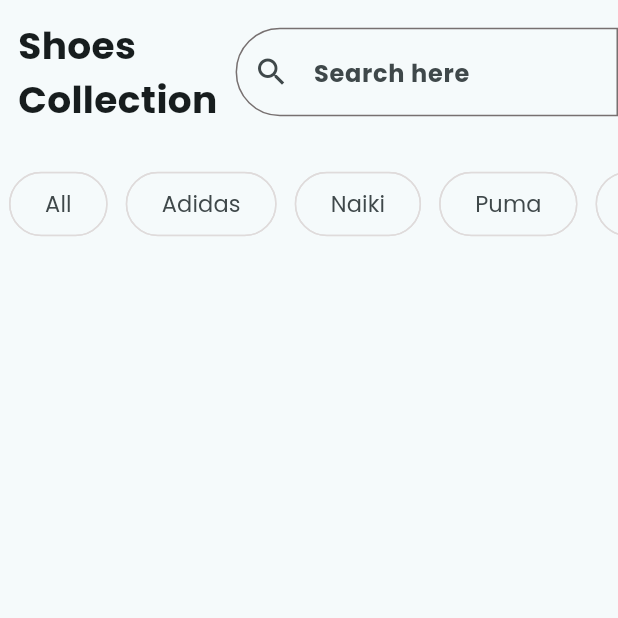
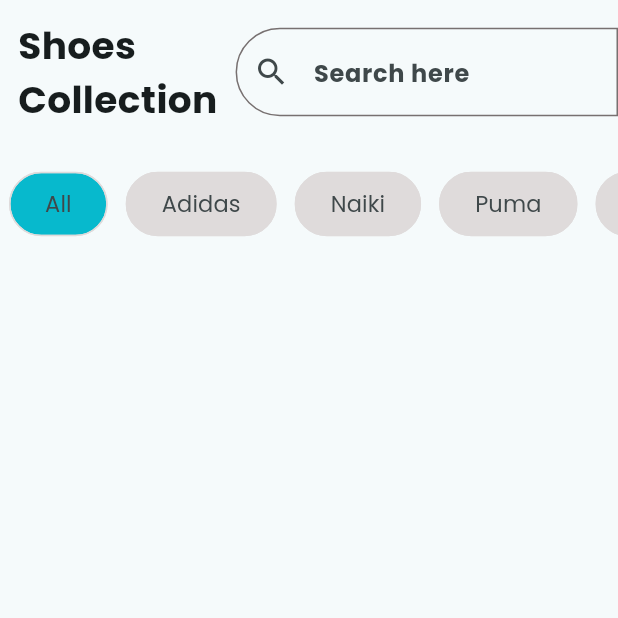
Before and after one commit to i-osama/Flutter-Shopping-Application, a Flutter app: the screen it shows after launch, on a phone screen of 412 x 824 dp, the top half of it. Run offline on Flutter 3.47's test engine with Material 3 defaults, Android fonts, the phone set to English and light mode, and no system bars.

Commit message:
multiple data selected

```diff
--- a/lib/HomePage.dart
+++ b/lib/HomePage.dart
@@ -1,7 +1,22 @@
 import 'package:flutter/material.dart';
 
-class HomePage extends StatelessWidget {
+class HomePage extends StatefulWidget {
   const HomePage({super.key});
+
+  @override
+  State<HomePage> createState() => _HomePageState();
+}
+
+class _HomePageState extends State<HomePage> {
+  final List<String> filters = ["All", "Adidas", "Naiki", "Puma", "ABC"];
+
+  late String selectedFilter;
+
+  @override
+  void initState() {
+    super.initState();
+    selectedFilter = filters[0];
+  }
 
   @override
   Widget build(BuildContext context) {
@@ -11,14 +26,6 @@ class HomePage extends StatelessWidget {
         left: Radius.circular(35),
       ),
     );
-
-    final List<String> filters = const [
-      "All",
-      "Adidas",
-      "Naiki",
-      "Puma",
-      "ABC"
-    ];
 
     return Scaffold(
       body: SafeArea(
@@ -56,9 +63,19 @@ class HomePage extends StatelessWidget {
                   scrollDirection: Axis.horizontal,
                   itemCount: filters.length,
                   itemBuilder: (context, index) {
+                    final filter = filters[index];
                     return Padding(
                       padding: const EdgeInsets.symmetric(horizontal: 6),
+                      child: GestureDetector(
+                        onTap: () {
+                          setState(() {
+                            selectedFilter = filter;
+                          });
+                        },
                         child: Chip(
+                          backgroundColor: selectedFilter == filter
+                              ? Theme.of(context).colorScheme.primary
+                              : const Color.fromARGB(255, 223, 219, 219),
                           label: Text(filters[index],
                               style: const TextStyle(
                                   fontSize: 15, fontWeight: FontWeight.normal)),
@@ -70,6 +87,7 @@ class HomePage extends StatelessWidget {
                           side: const BorderSide(
                               color: Color.fromARGB(255, 223, 219, 219)),
                         ),
+                      ),
                     );
                   }),
             )
--- a/lib/main.dart
+++ b/lib/main.dart
@@ -12,9 +12,21 @@ class MyApp extends StatelessWidget {
     return MaterialApp(
       title: "Our Shop",
       theme: ThemeData(
-          fontFamily: 'Poppins',
-          colorScheme: ColorScheme.fromSeed(
-              seedColor: Color.fromARGB(255, 7, 185, 205))),
+        fontFamily: 'Poppins',
+        colorScheme: ColorScheme.fromSeed(
+          seedColor: const Color.fromARGB(255, 7, 185, 205),
+          primary: const Color.fromARGB(255, 7, 185, 205),
+        ),
+        inputDecorationTheme: const InputDecorationTheme(
+          hintStyle: TextStyle(fontSize: 16, fontWeight: FontWeight.bold),
+          border: OutlineInputBorder(
+            borderSide: BorderSide(color: Color.fromARGB(255, 119, 112, 112)),
+            borderRadius: BorderRadius.horizontal(
+              left: Radius.circular(35),
+            ),
+          ),
+        ),
+      ),
       home: const HomePage(),
       debugShowCheckedModeBanner: false,
     );
```
Lines whose indentation alone changed are shown as unchanged.
